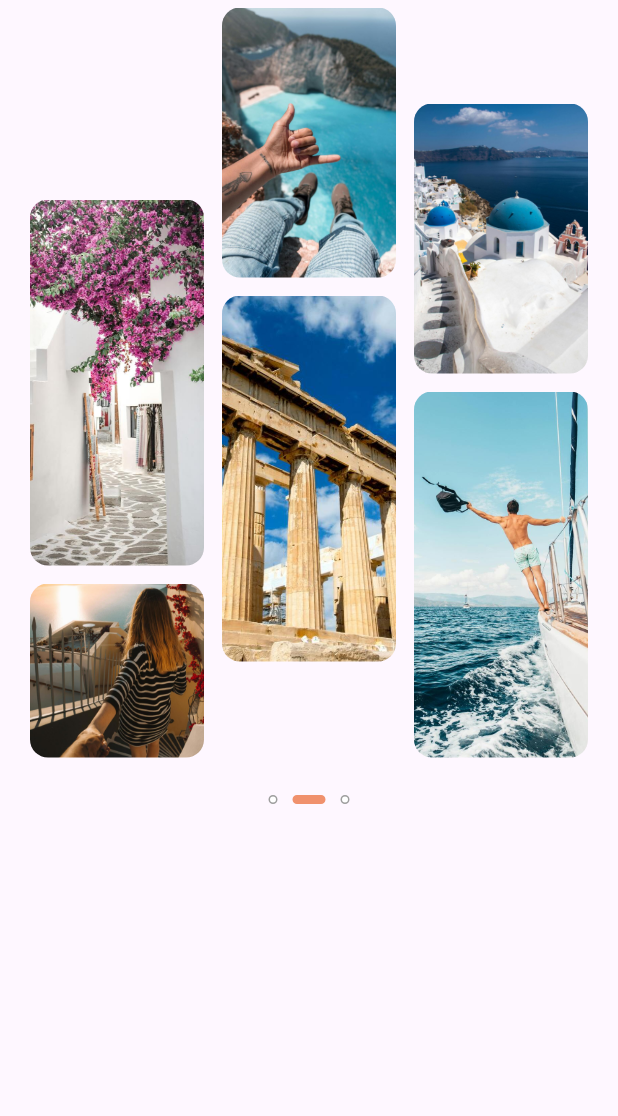
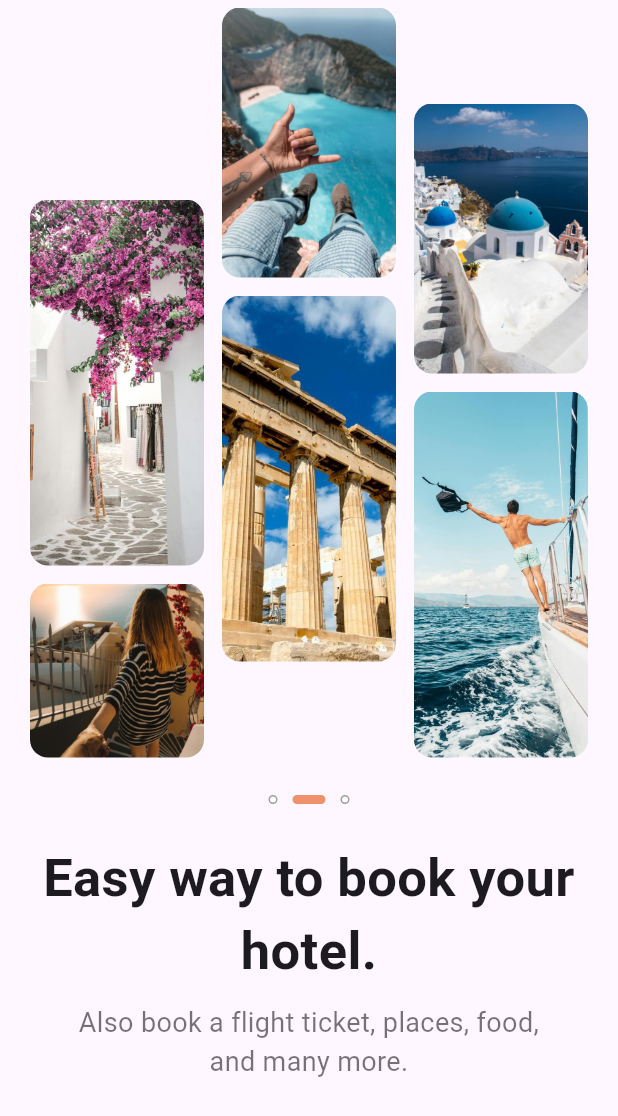
Before and after one commit to AlexEduV/flutter_travel_v2_app, a Flutter app: the screen it shows after launch, on a phone screen of 412 x 824 dp. Shown: the top 1116 px of the screen. Run offline on Flutter 3.47's test engine with Material 3 defaults, Android fonts, the phone set to English and light mode, and no system bars; our stand-ins replace gap.

Commit message:
added texts;

```diff
--- a/lib/pages/home_page.dart
+++ b/lib/pages/home_page.dart
@@ -2,6 +2,8 @@ import 'package:flutter/material.dart';
 import 'package:flutter_staggered_grid_view/flutter_staggered_grid_view.dart';
 import 'package:flutter_travel_v2_app/widgets/dot_slider.dart';
 import 'package:flutter_travel_v2_app/widgets/grid_tile_normal.dart';
+import 'package:flutter_travel_v2_app/widgets/primary_text.dart';
+import 'package:flutter_travel_v2_app/widgets/secondary_text.dart';
 import 'package:gap/gap.dart';
 
 
@@ -83,9 +85,15 @@ class _MyHomePageState extends State<MyHomePage> {
               //slider
               DotSlider(index: index),
 
+              const Gap(25.0),
+
               //primary text
+              const PrimaryText(text: 'Easy way to book your hotel.'),
+
+              const Gap(10.0),
 
               //secondary text
+              const SecondaryText(text: 'Also book a flight ticket, places, food, and many more.'),
 
               //'Get started' button
             ],
--- /dev/null
+++ b/lib/widgets/primary_text.dart
@@ -0,0 +1,29 @@
+import 'package:flutter/material.dart';
+
+class PrimaryText extends StatelessWidget {
+  final String text;
+  final double fontSize;
+
+  const PrimaryText({
+    required this.text,
+    this.fontSize = 35,
+    super.key,
+  });
+
+  @override
+  Widget build(BuildContext context) {
+
+    return Padding(
+      padding: const EdgeInsets.symmetric(horizontal: 20.0),
+      child: Text(
+        text,
+        textAlign: TextAlign.center,
+        style: TextStyle(
+          fontSize: fontSize,
+          fontWeight: FontWeight.w600,
+          height: 1.4,
+        ),
+      ),
+    );
+  }
+}
--- /dev/null
+++ b/lib/widgets/secondary_text.dart
@@ -0,0 +1,28 @@
+import 'package:flutter/material.dart';
+
+class SecondaryText extends StatelessWidget {
+  final String text;
+  final double fontSize;
+
+  const SecondaryText({
+    required this.text,
+    this.fontSize = 18,
+    super.key,
+  });
+
+  @override
+  Widget build(BuildContext context) {
+
+    return Padding(
+      padding: const EdgeInsets.symmetric(horizontal: 40.0),
+      child: Text(
+        text,
+        textAlign: TextAlign.center,
+        style: TextStyle(
+          fontSize: fontSize,
+          color: Colors.black54,
+        ),
+      ),
+    );
+  }
+}
```
